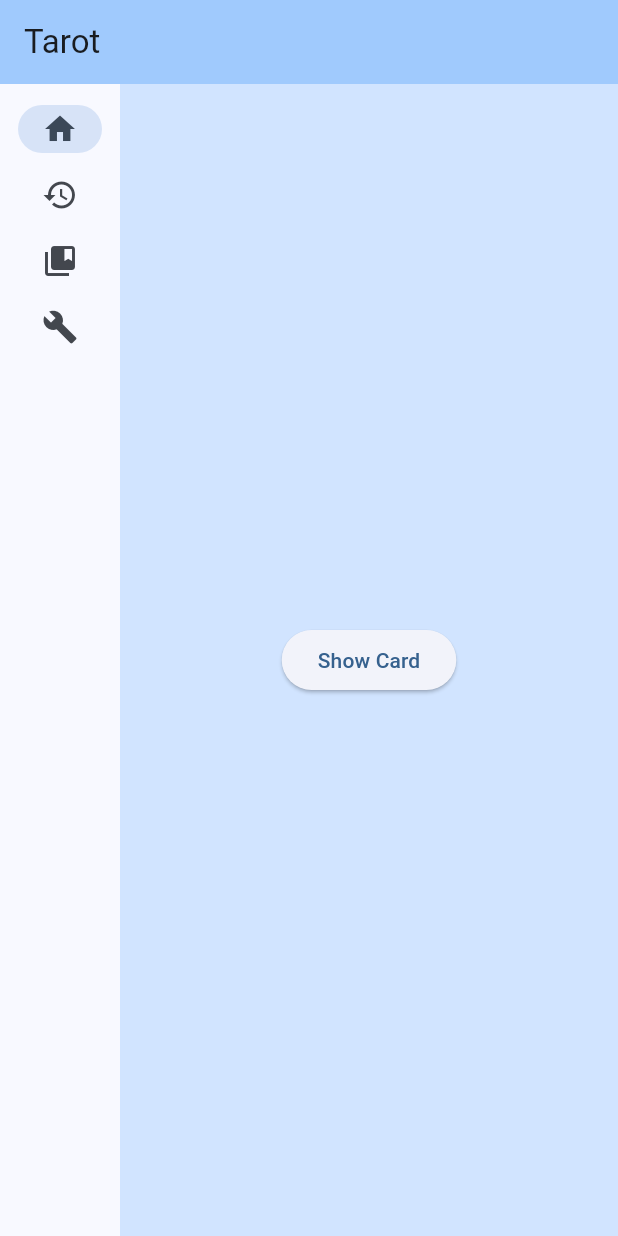
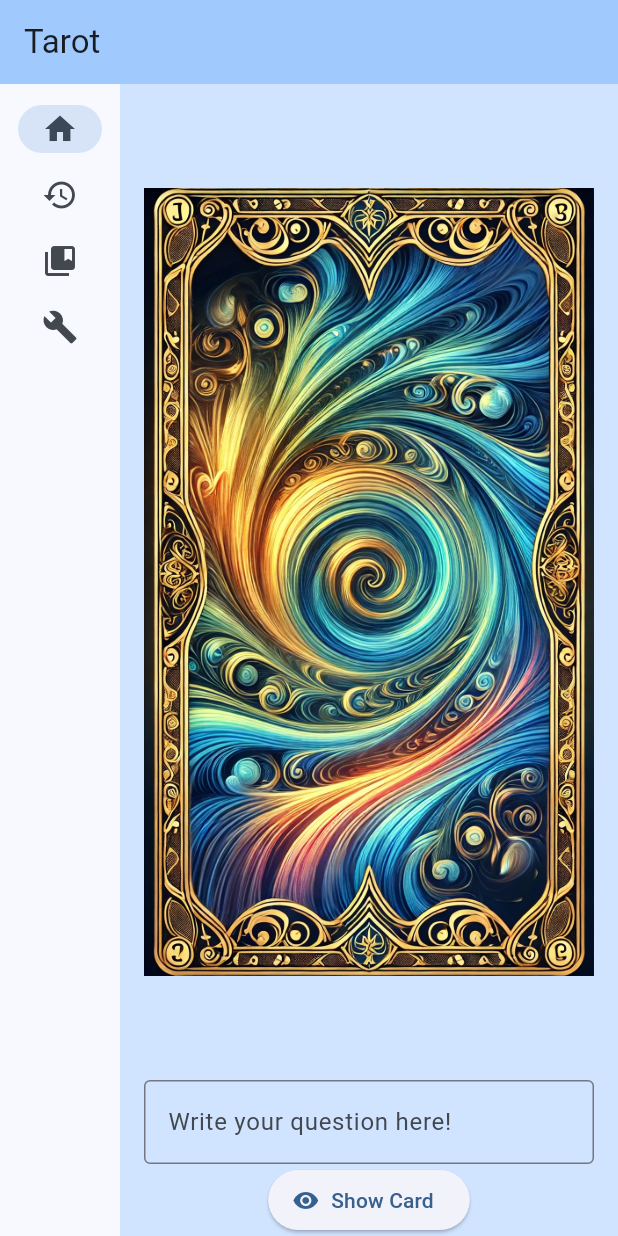
Before and after one commit to TiborMaron/Tarot, a Flutter app: the screen it shows after launch, on a phone screen of 412 x 824 dp. Run offline on Flutter 3.47's test engine with Material 3 defaults, Android fonts, the phone set to English and light mode, and no system bars.

Commit message:
Added TextBox and Cover image

```diff
--- a/lib/pages/draw_card_page.dart
+++ b/lib/pages/draw_card_page.dart
@@ -23,11 +23,41 @@ class DrawCardState extends State<DrawCard> {
       body: Stack(
         children: [
           Center(
-            child: ElevatedButton.icon(
-              onPressed: _toggleImage,
-              label: const Text('Show Card'),
+            child: Column(
+              children: [
+                Expanded(
+                  flex: 7, // 80%-os magasság a képnek
+                  child: Padding(
+                    padding: const EdgeInsets.all(16.0),
+                    child: ClipRRect(
+                      borderRadius: BorderRadius.circular(20.0),
+                      child: Image.asset(
+                        'assets/cards/cover.webp',
+                        fit: BoxFit.contain, // A kép arányosan illeszkedik
+                      ),
+                    ),
+                  ),
+                ),
+                Padding(
+                  padding: const EdgeInsets.symmetric(horizontal: 16),
+                  child: TextField(
+                    decoration: const InputDecoration(
+                      border: OutlineInputBorder(),
+                      hintText: 'Write your question here!',
+                    ),
+                    textAlignVertical: TextAlignVertical.top,
+                  ),
+                ),
+                ElevatedButton.icon(
+                  onPressed: _toggleImage,
+                  icon: const Icon(Icons.visibility),
+                  label: const Text('Show Card'),
+                ),
+              ],
             ),
           ),
+
+          // Show Card
           if (_showImage)
             GestureDetector(
               onTap: _toggleImage,
--- a/pubspec.yaml
+++ b/pubspec.yaml
@@ -58,6 +58,7 @@ flutter:
 
   assets:
     - assets/cards/the_tower.webp
+    - assets/cards/cover.webp
 
   # An image asset can refer to one or more resolution-specific "variants", see
   # https://flutter.dev/to/resolution-aware-images
```
Also changed, not shown: assets/cards/cover.webp (added).
